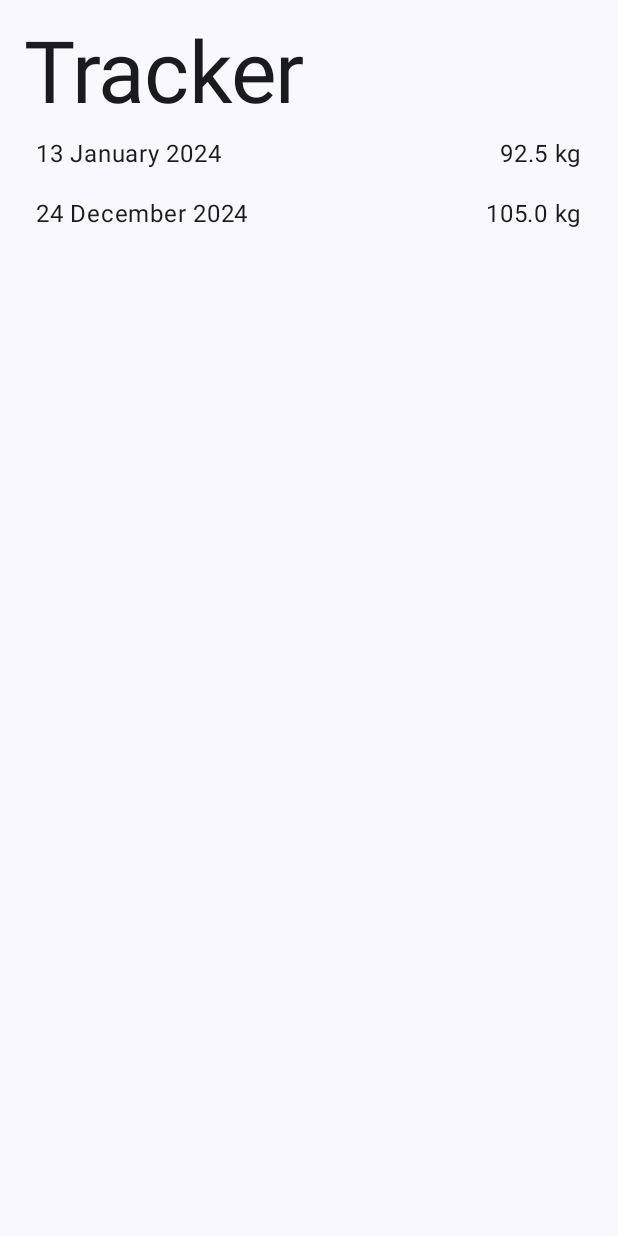
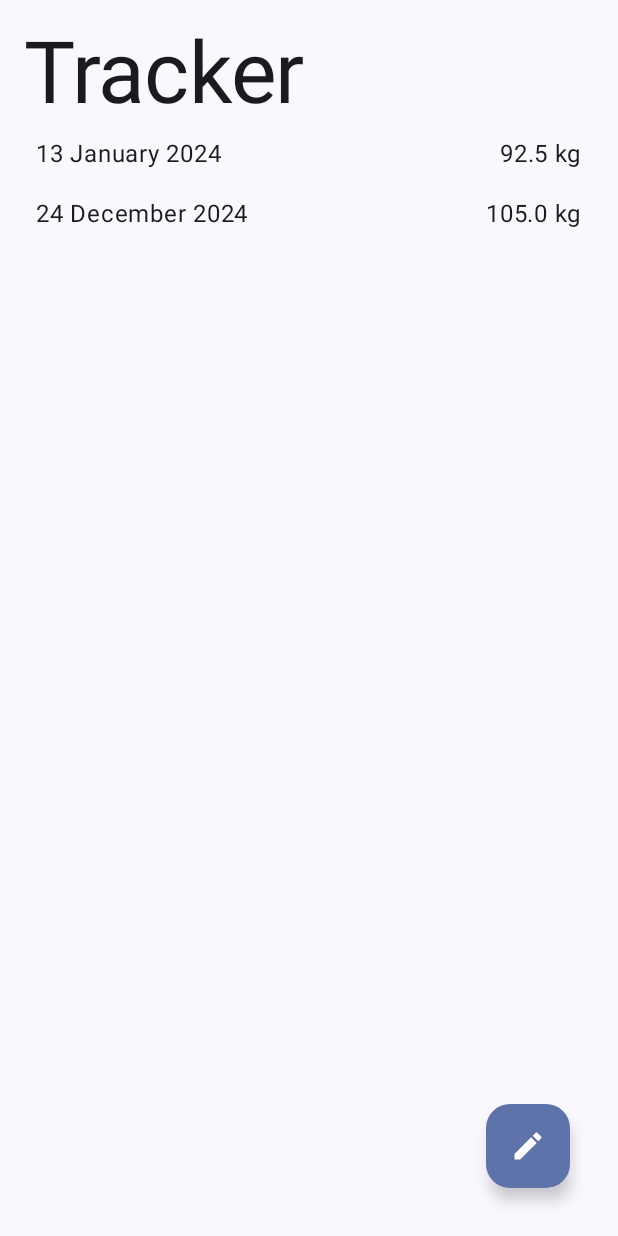
Before and after one commit to sergeimikhailov/motiv, an Android app built with Jetpack Compose: the @Preview function TrackerScreenPreview, on a phone screen of 412 x 824 dp. Run offline under Robolectric (Android 15) with nearby library versions, the light colour scheme and no system bars; our stand-ins replace livedata-compose.

Commit message:
fab for new tracker record

```diff
--- a/app/src/main/java/nz/mikhailov/motiv/feature/tracker/ui/TrackerScreen.kt
+++ b/app/src/main/java/nz/mikhailov/motiv/feature/tracker/ui/TrackerScreen.kt
@@ -3,6 +3,11 @@ package nz.mikhailov.motiv.feature.tracker.ui
 import androidx.compose.foundation.layout.Column
 import androidx.compose.foundation.layout.fillMaxSize
 import androidx.compose.foundation.layout.padding
+import androidx.compose.material.icons.Icons
+import androidx.compose.material.icons.filled.Edit
+import androidx.compose.material3.FloatingActionButton
+import androidx.compose.material3.Icon
+import androidx.compose.material3.Scaffold
 import androidx.compose.material3.Surface
 import androidx.compose.material3.Text
 import androidx.compose.runtime.Composable
@@ -32,8 +37,17 @@ fun TrackerScreenLayout(
     modifier: Modifier = Modifier,
     data: TrackerUIO,
 ) {
+    Scaffold(
+        modifier = modifier.padding(16.dp),
+        floatingActionButton = {
+            FloatingActionButton(onClick = {}) {
+                Icon(Icons.Filled.Edit, contentDescription = "Make a new record")
+            }
+        }
+    ) { paddingValues ->
         Column(
-        modifier = modifier.padding(16.dp),
+            modifier = Modifier
+                .padding(paddingValues),
         ) {
             Text(
                 text = "Tracker",
@@ -44,6 +58,7 @@ fun TrackerScreenLayout(
                     .fillMaxSize(),
                 data = data.weightLog,
             )
+        }
     }
 }
 
```
Lines whose indentation alone changed are shown as unchanged.
